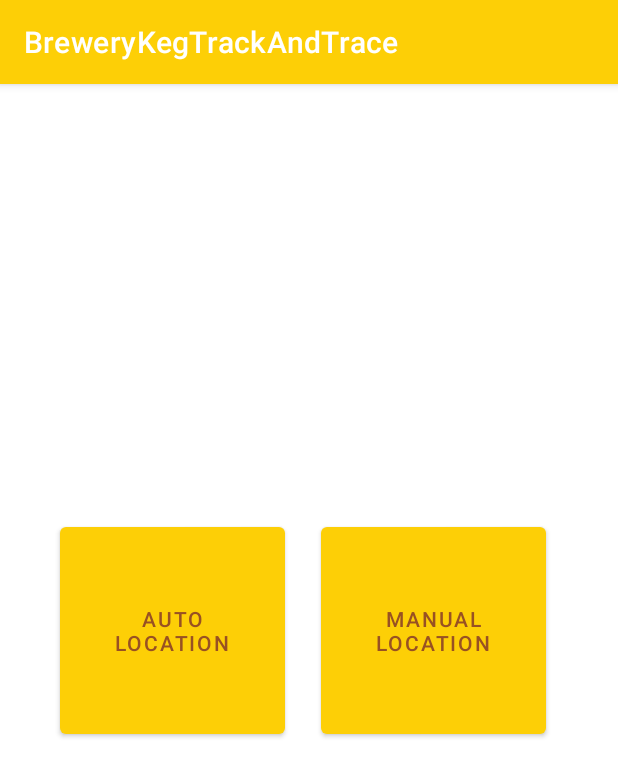
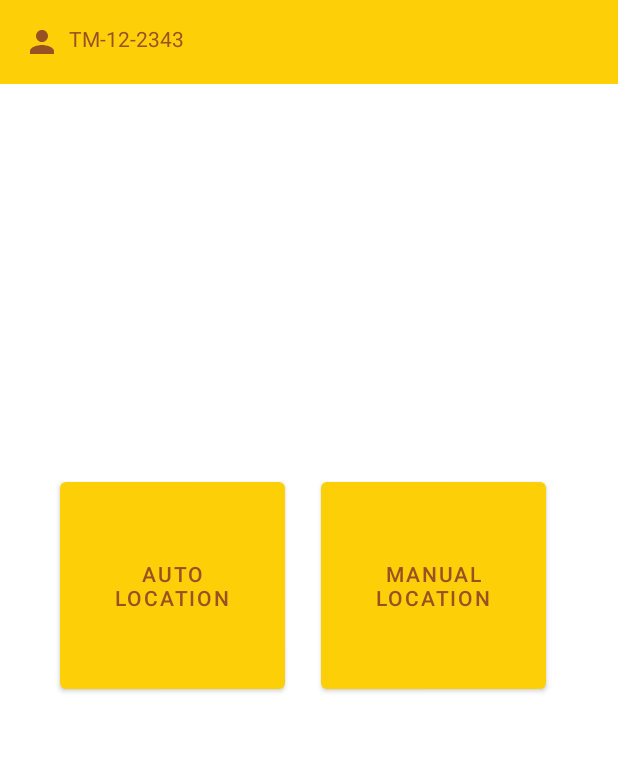
Before and after one commit to DevashishPrasad/BreweryKegTrackAndTrace, an Android app: the SelectTruck screen opened directly, with no data from a screen before it, after a tap on "SELECT TRUCK", on a phone screen of 412 x 824 dp. Shown: the top 777 px of the screen. Run offline under Robolectric (Android 15) with nearby library versions, the phone set to English and light mode, and no system bars.

Commit message:
Action Bar Truck set

```diff
--- a/app/src/main/java/com/example/brewerykegtrackandtrace/LocationAutoManual.java
+++ b/app/src/main/java/com/example/brewerykegtrackandtrace/LocationAutoManual.java
@@ -5,14 +5,29 @@ import androidx.appcompat.app.AppCompatActivity;
 import android.content.Intent;
 import android.os.Bundle;
 import android.view.View;
+import android.widget.TextView;
 
 public class LocationAutoManual extends AppCompatActivity {
 
+    TextView actionbar_truck;
     @Override
     protected void onCreate(Bundle savedInstanceState) {
         super.onCreate(savedInstanceState);
-        setContentView(R.layout.activity_truck_driver);
+        setContentView(R.layout.activity_location_auto_manual);
+//        setActionbar();
+        User.setActionbar(this);
+
     }
+
+    public void setActionbar()
+    {
+        actionbar_truck = findViewById(R.id.action_bar);
+        Intent intent = getIntent();
+        String truck = intent.getExtras().getString("TRUCK");
+        actionbar_truck.setText(truck);
+    }
+
+
 
     public void manualAndGo(View view){
         Intent intent = new Intent(LocationAutoManual.this,LoadUnload.class);
--- a/app/src/main/java/com/example/brewerykegtrackandtrace/Login.java
+++ b/app/src/main/java/com/example/brewerykegtrackandtrace/Login.java
@@ -15,7 +15,6 @@ public class Login extends AppCompatActivity {
     protected void onCreate(Bundle savedInstanceState) {
         super.onCreate(savedInstanceState);
         setContentView(R.layout.activity_login);
-        getSupportActionBar().hide();
     }
 
     public void loginAndGo(View view){
@@ -37,7 +36,6 @@ public class Login extends AppCompatActivity {
     // TODO :
     //  Devashish : Set the flow properly (session management)
     //              Footer set
-    //  Ayan :      Spinner value send to new
-    //              Username, Truck Number & Time on action bar
+    //  Ayan : Username & Time on action bar
     //  Future :    Actionbar color
 }
--- a/app/src/main/java/com/example/brewerykegtrackandtrace/MainActivity.java
+++ b/app/src/main/java/com/example/brewerykegtrackandtrace/MainActivity.java
@@ -12,9 +12,6 @@ public class MainActivity extends AppCompatActivity {
     protected void onCreate(Bundle savedInstanceState) {
         super.onCreate(savedInstanceState);
         setContentView(R.layout.activity_main);
-
-        getSupportActionBar().hide();
-        Log.d("DEBUG_US", " SPLASH");
 
         Thread welcomeThread = new Thread() {
 
--- a/app/src/main/java/com/example/brewerykegtrackandtrace/SelectTruck.java
+++ b/app/src/main/java/com/example/brewerykegtrackandtrace/SelectTruck.java
@@ -70,7 +70,7 @@ public class SelectTruck extends AppCompatActivity  {
         String name = null;
         if(spinner != null && spinner.getSelectedItem() !=null ) {
             name = spinner.getSelectedItem().toString();
-            intent.putExtra("TRUCK",name);
+            User.truckno = name;
             startActivity(intent);
         } else  {
             Toast.makeText(getApplicationContext(),"Please select the truck no.",Toast.LENGTH_SHORT).show();
--- a/app/src/main/java/com/example/brewerykegtrackandtrace/User.java
+++ b/app/src/main/java/com/example/brewerykegtrackandtrace/User.java
@@ -1,4 +1,10 @@
 package com.example.brewerykegtrackandtrace;
+
+import android.app.Activity;
+import android.content.Context;
+import android.content.Intent;
+import android.view.View;
+import android.widget.TextView;
 
 public class User {
     public static String username;
@@ -7,4 +13,13 @@ public class User {
     public static String loadunload;
     public static String automanual;
     public static String reportpermission;
+
+    public static void setActionbar(Activity activity)
+    {
+        TextView actionbar_truck = activity.findViewById(R.id.action_bar);
+//        Intent intent = getIntent();
+//        String truck = intent.getExtras().getString("TRUCK");
+        actionbar_truck.setText(truckno);
+    }
+
 }
--- /dev/null
+++ b/app/src/main/res/drawable/ic_baseline_person_24.xml
@@ -0,0 +1,5 @@
+<vector android:height="24dp" android:tint="@color/purple_700"
+    android:viewportHeight="24" android:viewportWidth="24"
+    android:width="24dp" xmlns:android="http://schemas.android.com/apk/res/android">
+    <path android:fillColor="@color/purple_700" android:pathData="M12,12c2.21,0 4,-1.79 4,-4s-1.79,-4 -4,-4 -4,1.79 -4,4 1.79,4 4,4zM12,14c-2.67,0 -8,1.34 -8,4v2h16v-2c0,-2.66 -5.33,-4 -8,-4z"/>
+</vector>
--- a/app/src/main/res/layout/activity_load_unload.xml
+++ b/app/src/main/res/layout/activity_load_unload.xml
@@ -5,7 +5,7 @@
     android:layout_width="match_parent"
     android:layout_height="match_parent"
     tools:context=".LoadUnload">
-
+    <include layout="@layout/toolbar"/>
     <TextView
         android:id="@+id/textView2"
         android:layout_width="wrap_content"
--- a/app/src/main/res/layout/activity_truck_driver.xml
+++ b/app/src/main/res/layout/activity_location_auto_manual.xml
@@ -5,7 +5,7 @@
     android:layout_width="match_parent"
     android:layout_height="match_parent"
     tools:context=".LocationAutoManual">
-
+    <include layout="@layout/toolbar"/>
     <Button
         android:id="@+id/button2"
         android:layout_width="150dp"
@@ -23,6 +23,7 @@
         android:layout_width="150dp"
         android:layout_height="150dp"
         android:text="Manual Location"
+        android:onClick="manualAndGo"
         app:layout_constraintBottom_toBottomOf="parent"
         app:layout_constraintEnd_toEndOf="parent"
         app:layout_constraintHorizontal_bias="0.816"
--- /dev/null
+++ b/app/src/main/res/layout/toolbar.xml
@@ -0,0 +1,25 @@
+<?xml version="1.0" encoding="utf-8"?>
+<RelativeLayout xmlns:android="http://schemas.android.com/apk/res/android"
+    android:layout_width="match_parent"
+    android:layout_height="wrap_content"
+    android:background="@color/purple_500">
+    <RelativeLayout
+    android:layout_width="match_parent"
+    android:layout_height="wrap_content"
+    android:padding="16dp">
+        <ImageView
+            android:layout_width="wrap_content"
+            android:layout_height="wrap_content"
+            android:src="@drawable/ic_baseline_person_24"/>
+        <TextView
+            android:id="@+id/action_bar"
+            android:layout_width="wrap_content"
+            android:textColor="@color/purple_700"
+            android:layout_marginStart="30dp"
+            android:text="TruckNo."
+            android:layout_height="wrap_content"/>
+
+
+    </RelativeLayout>
+
+</RelativeLayout>
--- a/app/src/main/res/values-night/themes.xml
+++ b/app/src/main/res/values-night/themes.xml
@@ -1,6 +1,6 @@
 <resources xmlns:tools="http://schemas.android.com/tools">
     <!-- Base application theme. -->
-    <style name="Theme.BreweryKegTrackAndTrace" parent="Theme.MaterialComponents.DayNight.DarkActionBar">
+    <style name="Theme.BreweryKegTrackAndTrace" parent="Theme.MaterialComponents.DayNight.NoActionBar">
         <!-- Primary brand color. -->
         <item name="colorPrimary">@color/purple_200</item>
         <item name="colorPrimaryVariant">@color/purple_700</item>
--- a/app/src/main/res/values/themes.xml
+++ b/app/src/main/res/values/themes.xml
@@ -1,6 +1,6 @@
 <resources xmlns:tools="http://schemas.android.com/tools">
     <!-- Base application theme. -->
-    <style name="Theme.BreweryKegTrackAndTrace" parent="Theme.MaterialComponents.DayNight.DarkActionBar">
+    <style name="Theme.BreweryKegTrackAndTrace" parent="Theme.MaterialComponents.DayNight.NoActionBar">
         <!-- Primary brand color. -->
         <item name="colorPrimary">@color/purple_500</item>
         <item name="colorPrimaryVariant">@color/purple_700</item>
```
